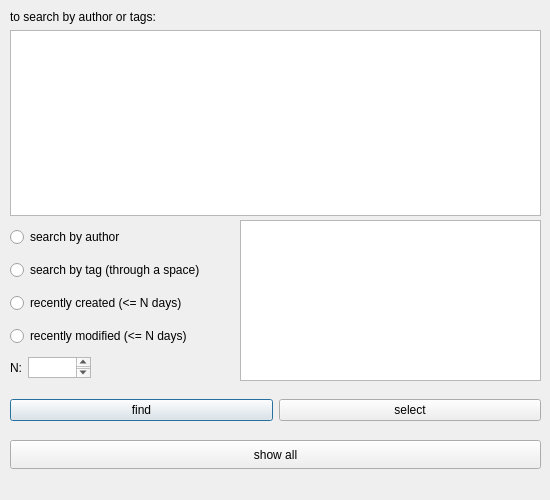
This is searchwindow.ui in Alexander-1703/QtNotepad as Qt 5 draws it before an edit. The edited form follows.
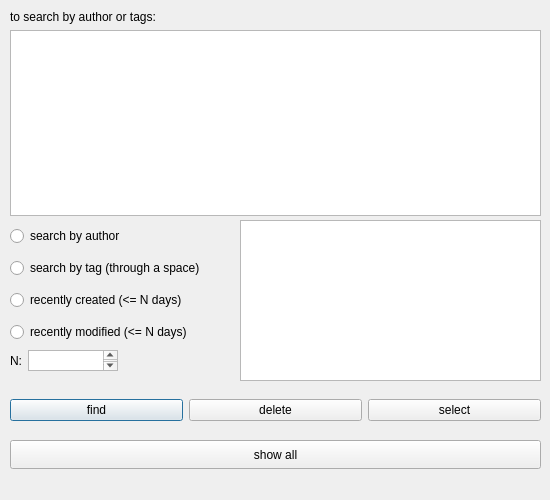
This is the edited form.

```diff
--- a/searchwindow.ui
+++ b/searchwindow.ui
@@ -52,8 +52,8 @@
     <rect>
      <x>10</x>
      <y>220</y>
-     <width>231</width>
-     <height>136</height>
+     <width>239</width>
+     <height>131</height>
     </rect>
    </property>
    <layout class="QVBoxLayout" name="verticalLayout_3">
@@ -101,8 +101,8 @@
    <property name="geometry">
     <rect>
      <x>10</x>
-     <y>357</y>
-     <width>81</width>
+     <y>350</y>
+     <width>108</width>
      <height>21</height>
     </rect>
    </property>
@@ -136,6 +136,13 @@
       </property>
      </widget>
     </item>
+    <item>
+     <widget class="QPushButton" name="pushButton_4">
+      <property name="text">
+       <string>delete</string>
+      </property>
+     </widget>
+    </item>
     <item>
      <widget class="QPushButton" name="pushButton_2">
       <property name="text">
```
